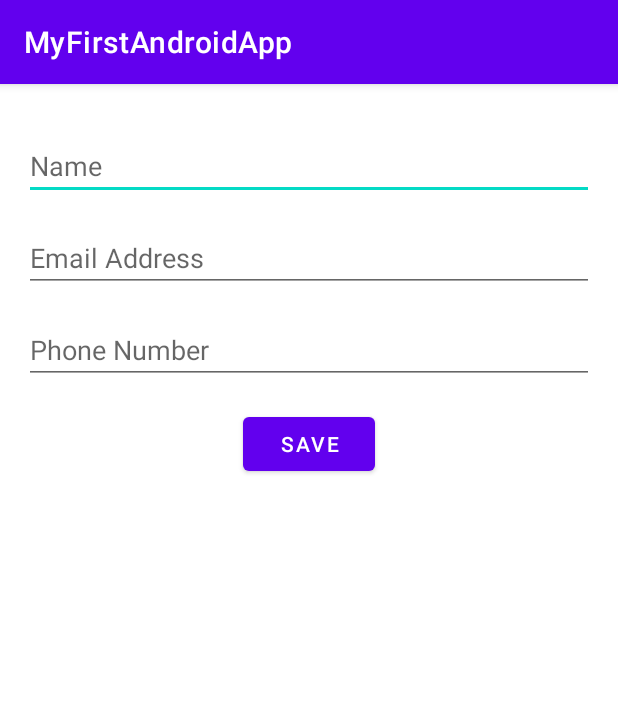
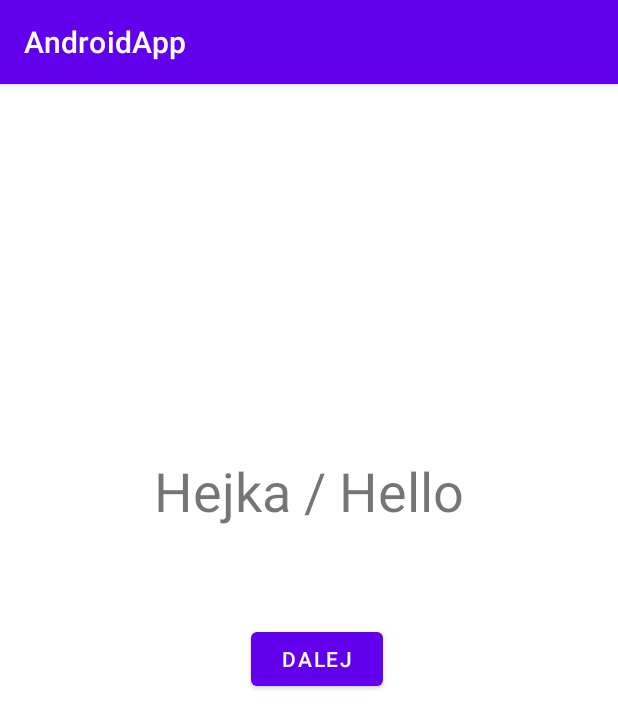
Before and after one commit to DawidWojdyla/MyFirstAndroidApp, an Android app: the screen it shows after launch (MainActivity), on a phone screen of 412 x 824 dp. Shown: the top 728 px of the screen. Run offline under Robolectric (Android 15) with nearby library versions, the phone set to English and light mode, and no system bars.

Commit message:
New look of app, 2 layouts (welcome + main)

```diff
--- a/app/src/main/java/it/dawidwojdyla/myfirstdemoapp/MainActivity.java
+++ b/app/src/main/java/it/dawidwojdyla/myfirstdemoapp/MainActivity.java
@@ -9,6 +9,6 @@ public class MainActivity extends AppCompatActivity {
     @Override
     protected void onCreate(Bundle savedInstanceState) {
         super.onCreate(savedInstanceState);
-        setContentView(R.layout.activity_main);
+        setContentView(R.layout.layout_welcome);
     }
 }
--- a/app/src/main/res/layout/activity_main.xml
+++ /dev/null
@@ -1,77 +0,0 @@
-<?xml version="1.0" encoding="utf-8"?>
-<androidx.constraintlayout.widget.ConstraintLayout xmlns:android="http://schemas.android.com/apk/res/android"
-    xmlns:app="http://schemas.android.com/apk/res-auto"
-    xmlns:tools="http://schemas.android.com/tools"
-    android:layout_width="match_parent"
-    android:layout_height="match_parent"
-    tools:context=".MainActivity" >
-
-    <EditText
-        android:id="@+id/et_name"
-        android:layout_width="0dp"
-        android:layout_height="wrap_content"
-        android:layout_marginStart="16dp"
-        android:layout_marginTop="32dp"
-        android:layout_marginEnd="16dp"
-        android:ems="10"
-        android:hint="@string/name_hint"
-        android:importantForAutofill="no"
-        android:inputType="textPersonName"
-        app:layout_constraintEnd_toEndOf="parent"
-        app:layout_constraintStart_toStartOf="parent"
-        app:layout_constraintTop_toTopOf="parent" />
-
-    <EditText
-        android:id="@+id/et_email"
-        android:layout_width="0dp"
-        android:layout_height="wrap_content"
-        android:layout_marginStart="16dp"
-        android:layout_marginTop="16dp"
-        android:layout_marginEnd="16dp"
-        android:ems="10"
-        android:hint="@string/email_hint"
-        android:importantForAutofill="no"
-        android:inputType="textEmailAddress"
-        app:layout_constraintEnd_toEndOf="parent"
-        app:layout_constraintStart_toStartOf="parent"
-        app:layout_constraintTop_toBottomOf="@+id/et_name" />
-
-    <EditText
-        android:id="@+id/et_phone"
-        android:layout_width="0dp"
-        android:layout_height="wrap_content"
-        android:layout_marginStart="16dp"
-        android:layout_marginTop="16dp"
-        android:layout_marginEnd="16dp"
-        android:ems="10"
-        android:hint="@string/phone_hint"
-        android:inputType="phone"
-        app:layout_constraintEnd_toEndOf="parent"
-        app:layout_constraintStart_toStartOf="parent"
-        app:layout_constraintTop_toBottomOf="@+id/et_email"
-        android:importantForAutofill="no" />
-
-    <Button
-        android:id="@+id/btn_save"
-        android:layout_width="wrap_content"
-        android:layout_height="wrap_content"
-        android:layout_marginStart="16dp"
-        android:layout_marginTop="16dp"
-        android:layout_marginEnd="16dp"
-        android:text="@string/button_save_text"
-        app:layout_constraintEnd_toEndOf="parent"
-        app:layout_constraintStart_toStartOf="parent"
-        app:layout_constraintTop_toBottomOf="@+id/et_phone" />
-
-    <androidx.recyclerview.widget.RecyclerView
-        android:id="@+id/rv_list"
-        android:layout_width="0dp"
-        android:layout_height="0dp"
-        android:layout_marginStart="8dp"
-        android:layout_marginTop="16dp"
-        android:layout_marginEnd="8dp"
-        app:layout_constraintBottom_toBottomOf="parent"
-        app:layout_constraintEnd_toEndOf="parent"
-        app:layout_constraintStart_toStartOf="parent"
-        app:layout_constraintTop_toBottomOf="@+id/btn_save" />
-</androidx.constraintlayout.widget.ConstraintLayout>
--- /dev/null
+++ b/app/src/main/res/layout/layout_main.xml
@@ -0,0 +1,45 @@
+<?xml version="1.0" encoding="utf-8"?>
+<androidx.constraintlayout.widget.ConstraintLayout xmlns:android="http://schemas.android.com/apk/res/android"
+    xmlns:app="http://schemas.android.com/apk/res-auto"
+    xmlns:tools="http://schemas.android.com/tools"
+    android:layout_width="match_parent"
+    android:layout_height="match_parent"
+    tools:context=".MainActivity">
+
+    <EditText
+        android:id="@+id/et_nickname"
+        android:layout_width="0dp"
+        android:layout_height="wrap_content"
+        android:layout_marginStart="8dp"
+        android:layout_marginTop="32dp"
+        android:layout_marginEnd="8dp"
+        android:ems="10"
+        android:hint="@string/editTextNickHintText"
+        android:inputType="textPersonName"
+        app:layout_constraintEnd_toEndOf="parent"
+        app:layout_constraintStart_toStartOf="parent"
+        app:layout_constraintTop_toBottomOf="@+id/tv_message"
+        android:importantForAutofill="no" />
+
+    <Button
+        android:id="@+id/btn_send"
+        android:layout_width="wrap_content"
+        android:layout_height="wrap_content"
+        android:layout_marginTop="24dp"
+        android:text="@string/buttonSendText"
+        app:layout_constraintEnd_toEndOf="parent"
+        app:layout_constraintStart_toStartOf="parent"
+        app:layout_constraintTop_toBottomOf="@+id/et_nickname" />
+
+    <TextView
+        android:id="@+id/tv_message"
+        android:layout_width="0dp"
+        android:layout_height="wrap_content"
+        android:layout_marginStart="8dp"
+        android:layout_marginTop="32dp"
+        android:layout_marginEnd="8dp"
+        android:textAlignment="center"
+        app:layout_constraintEnd_toEndOf="parent"
+        app:layout_constraintStart_toStartOf="parent"
+        app:layout_constraintTop_toTopOf="parent" />
+</androidx.constraintlayout.widget.ConstraintLayout>
--- /dev/null
+++ b/app/src/main/res/layout/layout_welcome.xml
@@ -0,0 +1,34 @@
+<?xml version="1.0" encoding="utf-8"?>
+<androidx.constraintlayout.widget.ConstraintLayout xmlns:android="http://schemas.android.com/apk/res/android"
+    xmlns:app="http://schemas.android.com/apk/res-auto"
+    android:id="@+id/linearLayout"
+    android:layout_width="match_parent"
+    android:layout_height="match_parent">
+
+    <TextView
+        android:id="@+id/tv_welcome"
+        android:layout_width="wrap_content"
+        android:layout_height="wrap_content"
+        android:layout_marginStart="8dp"
+        android:layout_marginEnd="8dp"
+        android:layout_marginBottom="64dp"
+        android:text="@string/welcomeText"
+        android:textSize="36sp"
+        app:layout_constraintBottom_toTopOf="@+id/btn_next"
+        app:layout_constraintEnd_toEndOf="parent"
+        app:layout_constraintStart_toStartOf="parent" />
+
+    <Button
+        android:id="@+id/btn_next"
+        android:layout_width="wrap_content"
+        android:layout_height="wrap_content"
+        android:layout_marginStart="8dp"
+        android:layout_marginEnd="8dp"
+        android:text="@string/buttonNextText"
+        app:layout_constraintBottom_toBottomOf="parent"
+        app:layout_constraintEnd_toEndOf="parent"
+        app:layout_constraintHorizontal_bias="0.517"
+        app:layout_constraintStart_toStartOf="parent"
+        app:layout_constraintTop_toTopOf="parent"
+        app:layout_constraintVertical_bias="0.499" />
+</androidx.constraintlayout.widget.ConstraintLayout>
--- a/app/src/main/res/values/strings.xml
+++ b/app/src/main/res/values/strings.xml
@@ -1,7 +1,7 @@
 <resources>
-    <string name="app_name">MyFirstAndroidApp</string>
-    <string name="name_hint">Name</string>
-    <string name="email_hint">Email Address</string>
-    <string name="phone_hint">Phone Number</string>
-    <string name="button_save_text">Save</string>
+    <string name="app_name">AndroidApp</string>
+    <string name="welcomeText">Hejka / Hello</string>
+    <string name="buttonNextText">DALEJ</string>
+    <string name="editTextNickHintText">wpisz swój nick</string>
+    <string name="buttonSendText">WYŚLIJ</string>
 </resources>
```
